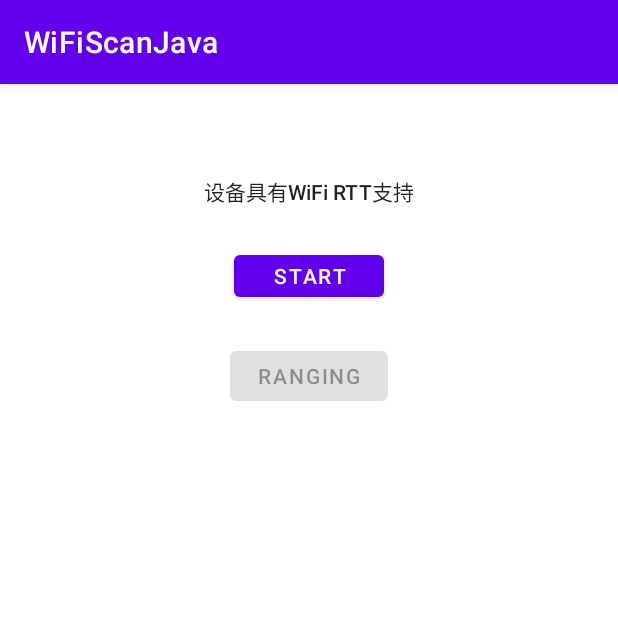
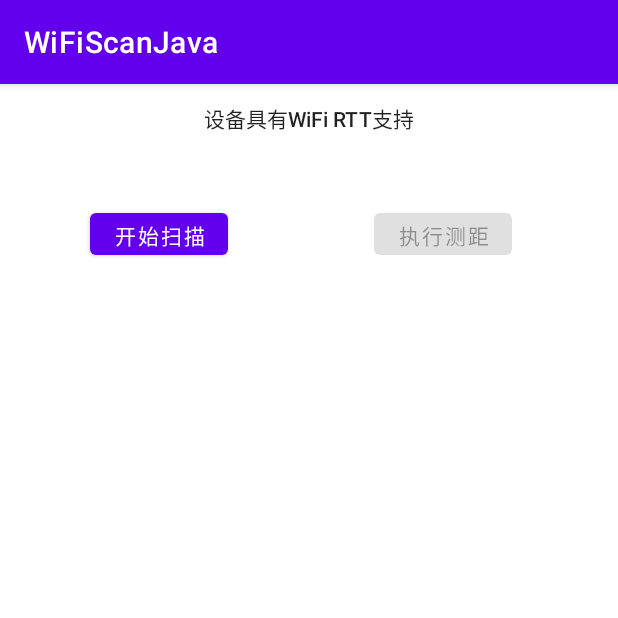
Before and after one commit to chenyijie2016/wifirtt, an Android app: the screen it shows after launch (MainActivity), on a phone screen of 412 x 824 dp, the top half of it. Run offline under Robolectric (Android 15) with nearby library versions, the phone set to English and light mode, and no system bars.

```diff
--- a/app/src/main/res/layout/activity_main.xml
+++ b/app/src/main/res/layout/activity_main.xml
@@ -4,16 +4,16 @@
     xmlns:tools="http://schemas.android.com/tools"
     android:layout_width="match_parent"
     android:layout_height="match_parent"
-    android:onClick="onStartButtonClicked"
     tools:context=".MainActivity">
 
     <Button
         android:id="@+id/button_start"
-        android:layout_width="100dp"
+        android:layout_width="wrap_content"
         android:layout_height="40dp"
-        android:layout_marginTop="108dp"
-        android:text="Start"
-        app:layout_constraintEnd_toEndOf="parent"
+        android:layout_marginStart="60dp"
+        android:layout_marginTop="80dp"
+        android:onClick="onStartButtonClicked"
+        android:text="@string/startScan"
         app:layout_constraintStart_toStartOf="parent"
         app:layout_constraintTop_toTopOf="parent" />
 
@@ -22,24 +22,26 @@
         android:layout_width="wrap_content"
         android:layout_height="19dp"
         android:layout_marginBottom="28dp"
-        android:text="FTM支持情况"
+        android:text="@string/ftmSupportStatus"
         android:textAppearance="@style/TextAppearance.AppCompat.Body2"
         android:visibility="visible"
         app:layout_constraintBottom_toTopOf="@+id/button_start"
         app:layout_constraintEnd_toEndOf="parent"
         app:layout_constraintStart_toStartOf="parent"
         app:layout_constraintTop_toTopOf="parent"
-        app:layout_constraintVertical_bias="1.0" />
+        app:layout_constraintVertical_bias="0.375" />
 
     <Button
         android:id="@+id/buttonRanging"
-        android:layout_width="105dp"
-        android:layout_height="45dp"
-        android:layout_marginTop="24dp"
+        android:layout_width="wrap_content"
+        android:layout_height="40dp"
+        android:layout_marginEnd="60dp"
         android:enabled="false"
         android:onClick="onRangingButtonClicked"
-        android:text="Ranging"
+        android:text="@string/ranging"
         app:layout_constraintEnd_toEndOf="parent"
-        app:layout_constraintStart_toStartOf="parent"
-        app:layout_constraintTop_toBottomOf="@+id/button_start" />
+        app:layout_constraintHorizontal_bias="0.904"
+        app:layout_constraintStart_toEndOf="@+id/button_start"
+        app:layout_constraintTop_toTopOf="@+id/button_start" />
+
 </androidx.constraintlayout.widget.ConstraintLayout>
--- a/app/src/main/res/values/strings.xml
+++ b/app/src/main/res/values/strings.xml
@@ -1,3 +1,6 @@
 <resources>
     <string name="app_name">WiFiScanJava</string>
+    <string name="startScan">开始扫描</string>
+    <string name="ftmSupportStatus">FTM支持情况</string>
+    <string name="ranging">执行测距</string>
 </resources>
```
Also changed, not shown: 1 other file.
